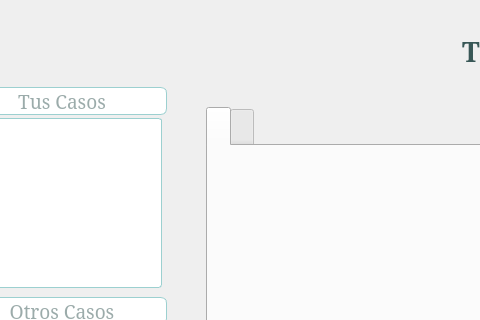
Above: src/forms/caseview.ui from damaro05/LawFirmPlatform before the change; both pictures show x 99 to 579 and y 0 to 320 of the 1350 by 750 pixel window. Below: the same form after it.
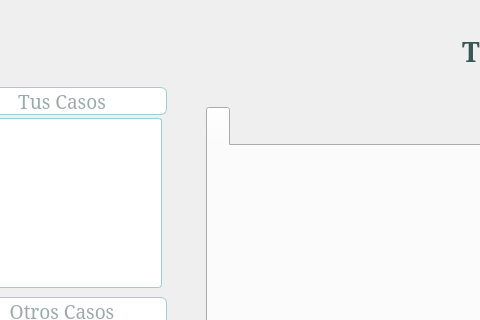
That is the form after the change. The open tabs and pages were chosen to show the change. Icons and pictures are not drawn.

Commit message: CaseCostView inherited from TableViewTemplate, TableViewTemplate with some abstract methods to be overwritten, new CostTest database to be testing

The edit to the form file:
```diff
--- a/src/forms/caseview.ui
+++ b/src/forms/caseview.ui
@@ -626,16 +626,6 @@
          <string/>
         </attribute>
        </widget>
-       <widget class="QWidget" name="tabCostView">
-        <attribute name="icon">
-         <iconset resource="../../media.qrc">
-          <normaloff>:/icons/Resources/imgs/icons/setDefault/Money Box-48.png</normaloff>
-          <normalon>:/icons/Resources/imgs/icons/setDefault/Money Box Filled-48.png</normalon>:/icons/Resources/imgs/icons/setDefault/Money Box-48.png</iconset>
-        </attribute>
-        <attribute name="title">
-         <string/>
-        </attribute>
-       </widget>
       </widget>
      </item>
      <item>
```
Left out of the diff: 2 changed lines with no effect on the pictures. The commit also changes 21 other files.
